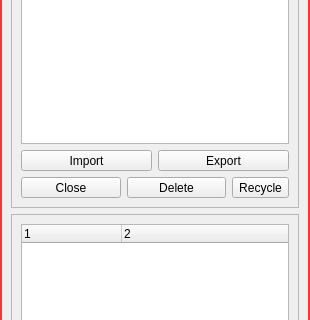
Before: the Qt Designer form src/NotesList.ui in ic005k/Knot-Legacy, drawn with Qt 5; both pictures show x 0 to 310 and y 181 to 501 of the 310 by 759 pixel window.
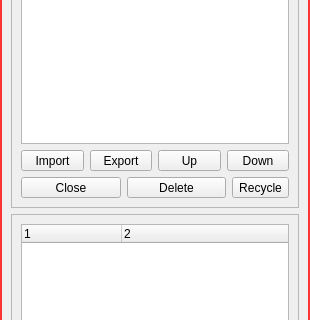
After: the same form once the commit is applied. Icons and pictures are not drawn.

Patch:
```diff
--- a/src/NotesList.ui
+++ b/src/NotesList.ui
@@ -222,6 +222,32 @@
           </property>
          </widget>
         </item>
+        <item>
+         <widget class="QToolButton" name="btnUp">
+          <property name="sizePolicy">
+           <sizepolicy hsizetype="Preferred" vsizetype="Fixed">
+            <horstretch>0</horstretch>
+            <verstretch>0</verstretch>
+           </sizepolicy>
+          </property>
+          <property name="text">
+           <string>Up</string>
+          </property>
+         </widget>
+        </item>
+        <item>
+         <widget class="QToolButton" name="btnDown">
+          <property name="sizePolicy">
+           <sizepolicy hsizetype="Preferred" vsizetype="Fixed">
+            <horstretch>0</horstretch>
+            <verstretch>0</verstretch>
+           </sizepolicy>
+          </property>
+          <property name="text">
+           <string>Down</string>
+          </property>
+         </widget>
+        </item>
        </layout>
       </item>
       <item>
```
